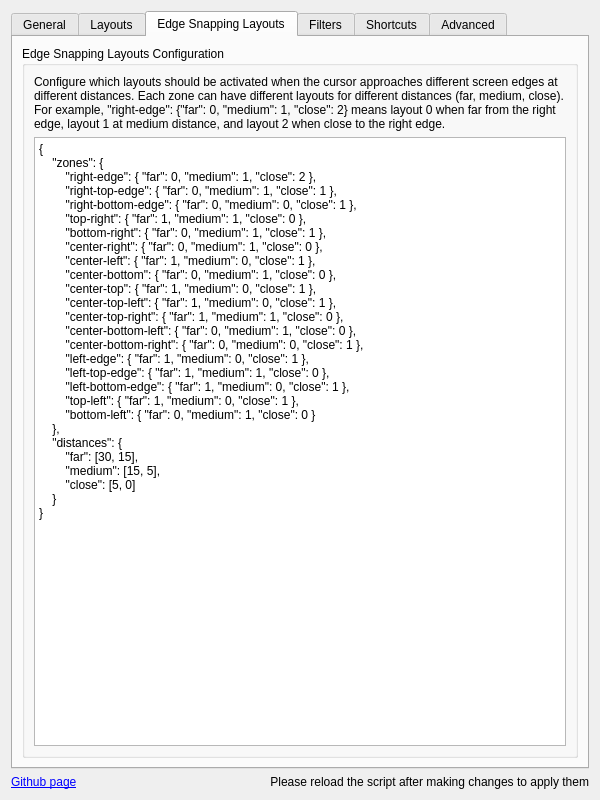
Above: src/contents/ui/config.ui from Cristiandobrinin/kzones before the change. Below: the same form after it.
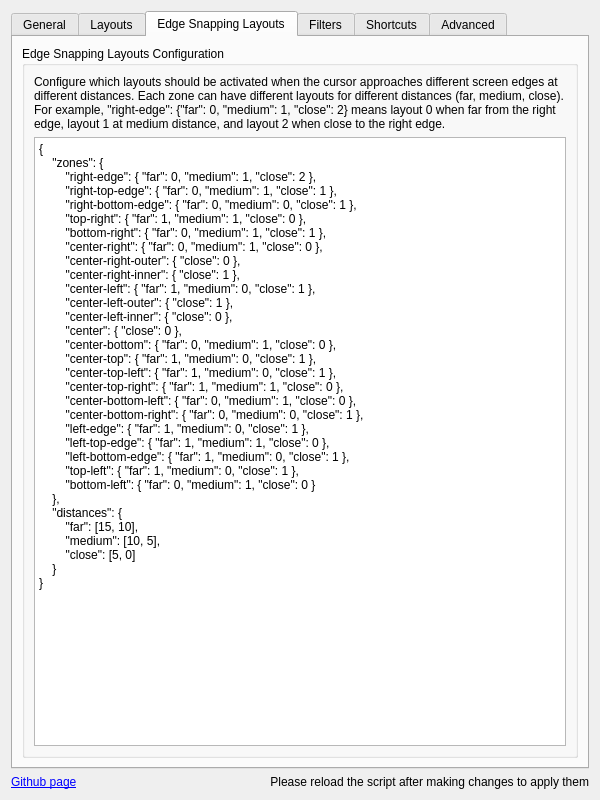
That is the form after the change. The open tabs and pages were chosen to show the change. Icons and pictures are not drawn.

Commit message:
Refine edge snapping configuration and improve zone detection logic
- Added new center zone configurations: center-left-outer, center-left-inner, center-right-outer, center-right-inner, and center
- Reduced default distance thresholds for far and medium zones
- Enhanced logging and debugging for edge snapping zone detection
- Improved center zone detection with more granular and configurable thresholds
- Replaced generic `log()` function with `console.log()` for better debugging
- Added detailed console logging for cursor position, distances, and zone detection

Diff of the .ui file:
```diff
--- a/src/contents/ui/config.ui
+++ b/src/contents/ui/config.ui
@@ -498,7 +498,12 @@
         "top-right": { "far": 1, "medium": 1, "close": 0 },
         "bottom-right": { "far": 0, "medium": 1, "close": 1 },
         "center-right": { "far": 0, "medium": 1, "close": 0 },
+        "center-right-outer": { "close": 0 },
+        "center-right-inner": { "close": 1 },
         "center-left": { "far": 1, "medium": 0, "close": 1 },
+        "center-left-outer": { "close": 1 },
+        "center-left-inner": { "close": 0 },
+        "center": { "close": 0 },
         "center-bottom": { "far": 0, "medium": 1, "close": 0 },
         "center-top": { "far": 1, "medium": 0, "close": 1 },
         "center-top-left": { "far": 1, "medium": 0, "close": 1 },
@@ -512,8 +517,8 @@
         "bottom-left": { "far": 0, "medium": 1, "close": 0 }
     },
     "distances": {
-        "far": [30, 15],
-        "medium": [15, 5],
+        "far": [15, 10],
+        "medium": [10, 5],
         "close": [5, 0]
     }
 }</string>
```
The commit also changes 2 other files.
